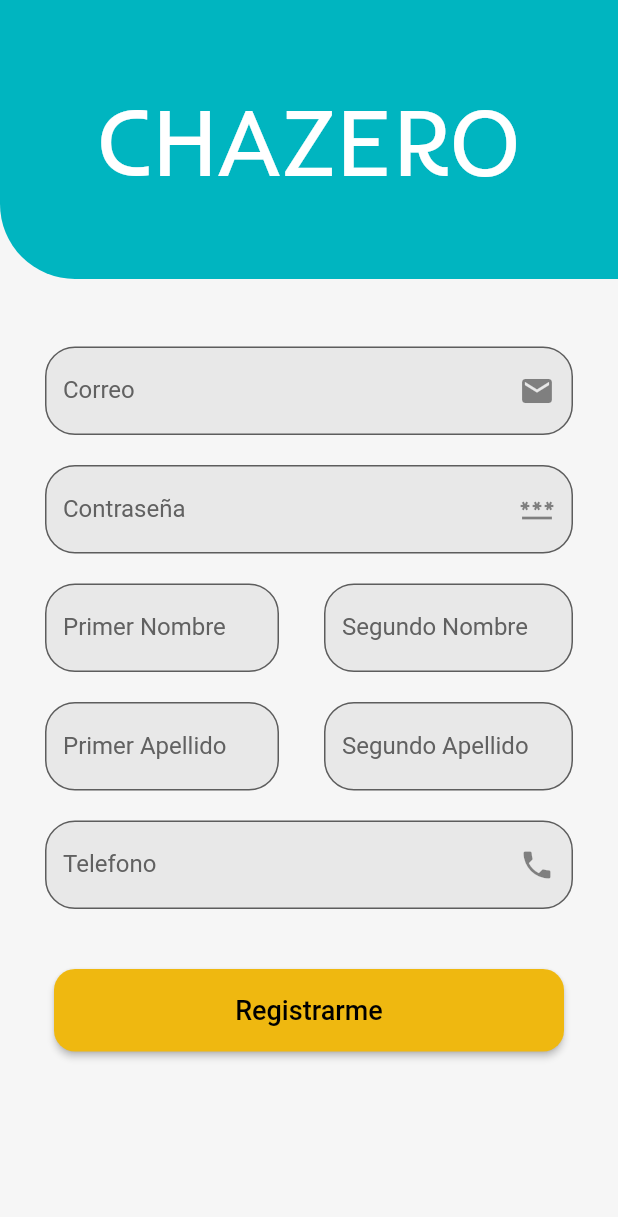
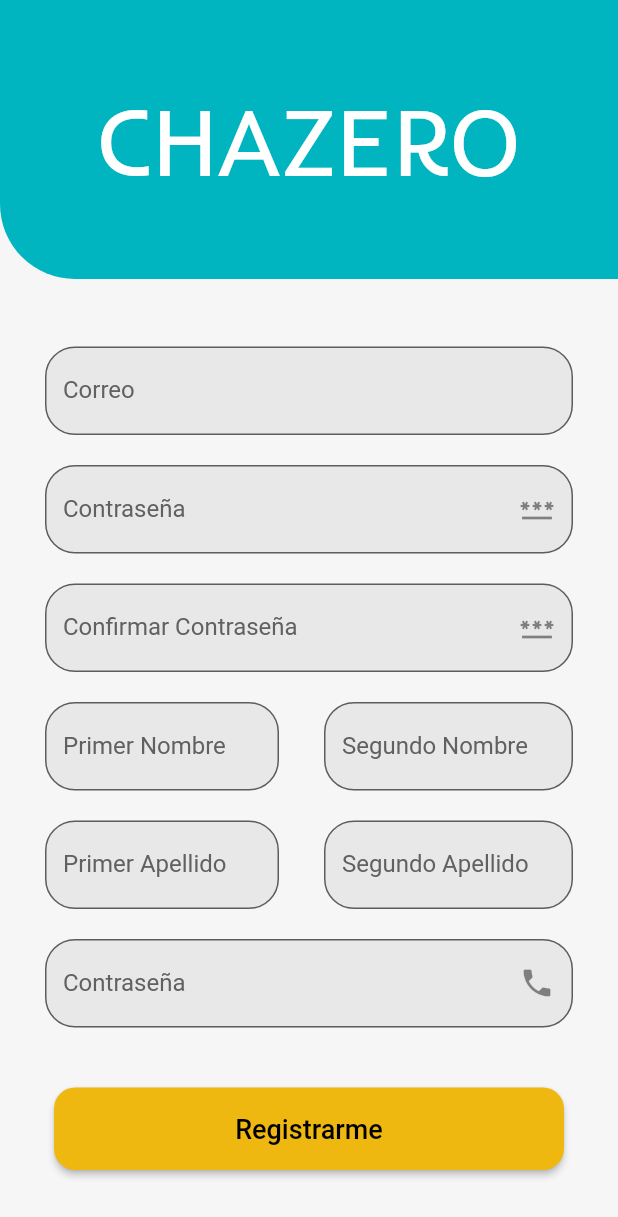
Before and after one commit to alienigena264/chazaUNApp, a Flutter app: the RegistroChazeroVista screen opened by its route, on a phone screen of 412 x 824 dp. Shown: the top 1217 px of the screen. Run offline on Flutter 3.47's test engine with Material 2 defaults, Android fonts, the phone set to English and light mode, and no system bars; our stand-ins replace cloud_firestore, email_validator, firebase_auth, firebase_core, flutter_signin_button, google_sign_in; accounts and stored records are empty.

Commit message:
EL registro del chazero ahora deberia funcionar completamente bien

```diff
--- a/lib/view/registro_chazero.dart
+++ b/lib/view/registro_chazero.dart
@@ -15,6 +15,7 @@ class _RegistroChazeroVistaState extends State<RegistroChazeroVista> {
   // controladores de todos los campos de texto
   final emailController = TextEditingController();
   final contrasenaController = TextEditingController();
+  final contrasenaConfirmacionController = TextEditingController();
   final primerNombreController = TextEditingController();
   final segundoNombreController = TextEditingController();
   final primerApellidoController = TextEditingController();
@@ -24,11 +25,28 @@ class _RegistroChazeroVistaState extends State<RegistroChazeroVista> {
 
   String? emailValidator_;
   String? contrasenaValidator_;
+  String? contrasenaConfirmacionValidator_;
   String? telefonoValidator_;
   String? primerNombreValidator_;
   String? segundoNombreValidator_;
   String? primerApellidoValidator_;
   String? segundoApellidoValidator_;
+
+  @override
+  void initState() {
+    // TODO: implement initState
+    super.initState();
+
+    emailController.addListener(emailValidator);
+    contrasenaController.addListener(contrasenaValidator);
+    contrasenaConfirmacionController
+        .addListener(contrasenaConfirmacionValidator);
+    primerNombreController.addListener(primerNombreValidator);
+    segundoNombreController.addListener(segundoNombreValidator);
+    primerApellidoController.addListener(primerApellidoValidator);
+    segundoApellidoController.addListener(segundoApellidoValidator);
+    telefonoController.addListener(telefonoValidator);
+  }
 
   @override
   Widget build(BuildContext context) {
@@ -50,18 +68,12 @@ class _RegistroChazeroVistaState extends State<RegistroChazeroVista> {
               const SizedBox(
                 height: 25,
               ),
-              largeInput("Correo", Icons.mail, false,
-                  TextInputType.emailAddress, emailValidator_, emailController),
-              largeInput("Contraseña", Icons.password, true, TextInputType.name,
-                  contrasenaValidator_, contrasenaController),
-              shortInput("Primer Nombre", "Segundo Nombre",
-                  primerNombreController, segundoNombreController,
-              primerNombreValidator_, segundoNombreValidator_),
-              shortInput("Primer Apellido", "Segundo Apellido",
-                  primerApellidoController, segundoApellidoController,
-              primerApellidoValidator_, segundoApellidoValidator_),
-              largeInput("Telefono", Icons.phone, false, TextInputType.phone,
-                  telefonoValidator_, telefonoController),
+              emailInput(),
+              contrasenaInput(),
+              contrasenaConfirmacionInput(),
+              nombres(),
+              apellidos(),
+              telefonoInput(),
               //aca debe ir el de confirmar
               const SizedBox(height: 40),
               registroButtom_()
@@ -70,74 +82,6 @@ class _RegistroChazeroVistaState extends State<RegistroChazeroVista> {
         )),
       ),
     );
-  }
-
-  Row shortInput(
-      String primerCampo,
-      String segundoCampo,
-      TextEditingController controllerPrimerCampo,
-      TextEditingController controllerSegundoCampo,
-      String? primerCampoValidator,
-      String? segundoCampovalidator) {
-    return Row(
-      children: [
-        miniButom(30, 20, primerCampo, controllerPrimerCampo, primerCampoValidator),
-        miniButom(10, 30, segundoCampo, controllerSegundoCampo, segundoCampovalidator),
-      ],
-    );
-  }
-
-  Expanded miniButom(double paddingIzq, double paddingDer, String campo,
-      TextEditingController controller, String? validator) {
-    return Expanded(
-      child: Container(
-          padding:
-              EdgeInsets.only(left: paddingIzq, right: paddingDer, top: 20),
-          child: TextFormField(
-            autovalidateMode: AutovalidateMode.onUserInteraction,
-            controller: controller,
-            validator: (value) {
-              return validator;
-            },
-            keyboardType: TextInputType.text,
-            decoration: InputDecoration(
-              filled: true,
-              fillColor: colorFondoField,
-              labelText: campo,
-              labelStyle: TextStyle(color: Colors.grey.shade700),
-              border: OutlineInputBorder(
-                borderRadius: BorderRadius.circular(20.0),
-              ),
-            ),
-          )),
-    );
-  }
-
-  Container largeInput(String label, IconData dibujo, bool oculto,
-      TextInputType teclado, String? validator,
-      TextEditingController controller) {
-    return Container(
-        margin: const EdgeInsets.only(top: 20.0),
-        padding: const EdgeInsets.only(left: 30.0, right: 30.0),
-        child: TextFormField(
-          autovalidateMode: AutovalidateMode.onUserInteraction,
-          validator: (value){
-            return validator;
-          },
-          keyboardType: teclado,
-          obscureText: oculto,
-          controller: controller,
-          decoration: InputDecoration(
-            filled: true,
-            fillColor: colorFondoField,
-            border: OutlineInputBorder(
-              borderRadius: BorderRadius.circular(20.0),
-            ),
-            labelText: label,
-            labelStyle: TextStyle(color: Colors.grey.shade700),
-            suffixIcon: Icon(dibujo),
-          ),
-        ));
   }
 
   SizedBox barraSuperior_() {
@@ -166,6 +110,209 @@ class _RegistroChazeroVistaState extends State<RegistroChazeroVista> {
     );
   }
 
+  Container emailInput() {
+    return Container(
+      margin: const EdgeInsets.only(top: 20.0),
+      padding: const EdgeInsets.only(left: 30.0, right: 30.0),
+      child: TextFormField(
+        autovalidateMode: AutovalidateMode.onUserInteraction,
+        controller: emailController,
+        validator: (val) {
+          return emailValidator_;
+        },
+        keyboardType: TextInputType.text,
+        decoration: InputDecoration(
+          filled: true,
+          fillColor: colorFondoField,
+          labelText: "Correo",
+          labelStyle: TextStyle(color: Colors.grey.shade700),
+          border: OutlineInputBorder(
+            borderRadius: BorderRadius.circular(20.0),
+          ),
+        ),
+      ),
+    );
+  }
+
+  Container contrasenaInput() {
+    return Container(
+      margin: const EdgeInsets.only(top: 20.0),
+      padding: const EdgeInsets.only(left: 30.0, right: 30.0),
+      child: TextFormField(
+        autovalidateMode: AutovalidateMode.onUserInteraction,
+        controller: contrasenaController,
+        validator: (val) {
+          return contrasenaValidator_;
+        },
+        keyboardType: TextInputType.text,
+        obscureText: true,
+        decoration: InputDecoration(
+            filled: true,
+            fillColor: colorFondoField,
+            border: OutlineInputBorder(
+              borderRadius: BorderRadius.circular(20.0),
+            ),
+            labelText: "Contraseña",
+            labelStyle: TextStyle(color: Colors.grey.shade700),
+            suffixIcon: const Icon(Icons.password)),
+      ),
+    );
+  }
+
+  Container contrasenaConfirmacionInput() {
+    return Container(
+      margin: const EdgeInsets.only(top: 20.0),
+      padding: const EdgeInsets.only(left: 30.0, right: 30.0),
+      child: TextFormField(
+        autovalidateMode: AutovalidateMode.onUserInteraction,
+        controller: contrasenaConfirmacionController,
+        validator: (val) {
+          return contrasenaConfirmacionValidator_;
+        },
+        keyboardType: TextInputType.text,
+        obscureText: true,
+        decoration: InputDecoration(
+            filled: true,
+            fillColor: colorFondoField,
+            border: OutlineInputBorder(
+              borderRadius: BorderRadius.circular(20.0),
+            ),
+            labelText: "Confirmar Contraseña",
+            labelStyle: TextStyle(color: Colors.grey.shade700),
+            suffixIcon: const Icon(Icons.password)),
+      ),
+    );
+  }
+
+  Row nombres() {
+    return Row(
+      children: [
+        Expanded(
+          child: Container(
+            padding: const EdgeInsets.only(left: 30, right: 20, top: 20),
+            child: TextFormField(
+              autovalidateMode: AutovalidateMode.onUserInteraction,
+              validator: (val) {
+                return primerNombreValidator_;
+              },
+              controller: primerNombreController,
+              keyboardType: TextInputType.text,
+              decoration: InputDecoration(
+                filled: true,
+                fillColor: colorFondoField,
+                labelText: "Primer Nombre",
+                labelStyle: TextStyle(color: Colors.grey.shade700),
+                border: OutlineInputBorder(
+                  borderRadius: BorderRadius.circular(20.0),
+                ),
+              ),
+            ),
+          ),
+        ),
+        Expanded(
+          child: Container(
+            padding: const EdgeInsets.only(left: 10, right: 30, top: 20),
+            child: TextFormField(
+              autovalidateMode: AutovalidateMode.onUserInteraction,
+              controller: segundoNombreController,
+              validator: (val) {
+                return segundoNombreValidator_;
+              },
+              keyboardType: TextInputType.text,
+              decoration: InputDecoration(
+                filled: true,
+                fillColor: colorFondoField,
+                labelText: "Segundo Nombre",
+                labelStyle: TextStyle(color: Colors.grey.shade700),
+                border: OutlineInputBorder(
+                  borderRadius: BorderRadius.circular(20.0),
+                ),
+              ),
+            ),
+          ),
+        )
+      ],
+    );
+  }
+
+  Row apellidos() {
+    return Row(
+      children: [
+        Expanded(
+          child: Container(
+            padding: const EdgeInsets.only(left: 30, right: 20, top: 20),
+            child: TextFormField(
+              autovalidateMode: AutovalidateMode.onUserInteraction,
+              controller: primerApellidoController,
+              validator: (val) {
+                return primerApellidoValidator_;
+              },
+              keyboardType: TextInputType.text,
+              decoration: InputDecoration(
+                filled: true,
+                fillColor: colorFondoField,
+                labelText: "Primer Apellido",
+                labelStyle: TextStyle(color: Colors.grey.shade700),
+                border: OutlineInputBorder(
+                  borderRadius: BorderRadius.circular(20.0),
+                ),
+              ),
+            ),
+          ),
+        ),
+        Expanded(
+          child: Container(
+            padding: const EdgeInsets.only(left: 10, right: 30, top: 20),
+            child: TextFormField(
+              autovalidateMode: AutovalidateMode.onUserInteraction,
+              controller: segundoApellidoController,
+              validator: (val) {
+                return segundoApellidoValidator_;
+              },
+              keyboardType: TextInputType.text,
+              decoration: InputDecoration(
+                filled: true,
+                fillColor: colorFondoField,
+                labelText: "Segundo Apellido",
+                labelStyle: TextStyle(color: Colors.grey.shade700),
+                border: OutlineInputBorder(
+                  borderRadius: BorderRadius.circular(20.0),
+                ),
+              ),
+            ),
+          ),
+        )
+      ],
+    );
+  }
+
+  Container telefonoInput() {
+    return Container(
+      margin: const EdgeInsets.only(top: 20.0),
+      padding: const EdgeInsets.only(left: 30.0, right: 30.0),
+      child: TextFormField(
+        autovalidateMode: AutovalidateMode.onUserInteraction,
+        controller: telefonoController,
+        validator: (val) {
+          return telefonoValidator_;
+        },
+        keyboardType: TextInputType.text,
+        obscureText: true,
+        decoration: InputDecoration(
+            filled: true,
+            fillColor: colorFondoField,
+            border: OutlineInputBorder(
+              borderRadius: BorderRadius.circular(20.0),
+            ),
+            labelText: "Contraseña",
+            labelStyle: TextStyle(color: Colors.grey.shade700),
+            suffixIcon: const Icon(Icons.phone)),
+      ),
+    );
+  }
+
+
+
   ElevatedButton registroButtom_() {
     return ElevatedButton(
         style: ElevatedButton.styleFrom(
@@ -173,32 +320,19 @@ class _RegistroChazeroVistaState extends State<RegistroChazeroVista> {
           minimumSize: const Size(340, 55),
           // double.infinity is the width and 30 is the height
           shape:
-          RoundedRectangleBorder(borderRadius: BorderRadius.circular(14.0)),
+              RoundedRectangleBorder(borderRadius: BorderRadius.circular(14.0)),
         ),
         onPressed: () async {
-          var emailResponse = await emailValidator(emailController.text);
-          var contrasenaResponse = await contrasenaValidator(contrasenaController.text);
-          var telefonoResponse = await telefonoValidator(telefonoController.text);
-          var primerNombreResponse = await nombreValidator(primerNombreController.text);
-          var segundoNombreResponse = await nombreValidator(segundoNombreController.text);
-          var primerApellidoResponse = await nombreValidator(primerApellidoController.text);
-          var segundoApellidoResponse = await nombreValidator(segundoApellidoController.text);
-
-          setState(() {
-            emailValidator_ = emailResponse;
-            contrasenaValidator_ = contrasenaResponse;
-            telefonoValidator_ = telefonoResponse;
-            primerNombreValidator_ = primerNombreResponse;
-            segundoNombreValidator_ = segundoNombreResponse;
-            primerApellidoValidator_ = primerApellidoResponse;
-            segundoApellidoValidator_ = segundoApellidoResponse;
-          });
-          if (_formKey.currentState!.validate()){
-            crearChazero(emailController.text, contrasenaController.text,
-                primerNombreController.text, segundoNombreController.text,
-                primerApellidoController.text, segundoApellidoController.text,
+          if (_formKey.currentState!.validate()) {
+            crearChazero(
+                emailController.text,
+                contrasenaController.text,
+                primerNombreController.text,
+                segundoNombreController.text,
+                primerApellidoController.text,
+                segundoApellidoController.text,
                 telefonoController.text);
-            if (context.mounted){
+            if (context.mounted) {
               await goMenu();
             }
           }
@@ -209,20 +343,20 @@ class _RegistroChazeroVistaState extends State<RegistroChazeroVista> {
         ));
   }
 
-  Future<String?> emailValidator(String? field)  async {
-
-    if (await emailExists(field)){
-      return "Este correo ya existe";
+  Future<void> emailValidator() async {
+    if (await emailExists(emailController.text)) {
+      emailValidator_ = "Este correo ya esta en uso";
+      _formKey.currentState!.validate();
+    } else if (EmailValidator.validate(emailController.text) == false) {
+      emailValidator_ = "Este correo es invalido";
+      _formKey.currentState!.validate();
+    } else {
+      emailValidator_ = null;
     }
-    else if(EmailValidator.validate(field!) == false){
-      return "Correo invalido";
-    }
-    else return null;
-
   }
 
-  Future<String?> contrasenaValidator(String? field) async {
-
+  void contrasenaValidator() {
+    contrasenaConfirmacionValidator();
     /*
     al menos una mayuscula
     al menos una minuscula
@@ -231,38 +365,79 @@ class _RegistroChazeroVistaState extends State<RegistroChazeroVista> {
     minimo 8 caracteres
      */
     RegExp regex =
-    RegExp(r'^(?=.*?[A-Z])(?=.*?[a-z])(?=.*?[0-9])(?=.*?[!@#\$&*~]).{8,}$');
-    if (field!.isEmpty){
-      return "Por favor ingrese su contrasena";
-    } else if (!regex.hasMatch(field)){
-      return "Ingrese una contrasena valida";
-    }
-    else {
-      return null;
+        RegExp(r'^(?=.*?[A-Z])(?=.*?[a-z])(?=.*?[0-9])(?=.*?[!@#\$&*~]).{8,}$');
+    if (contrasenaController.text.isEmpty) {
+      contrasenaValidator_ = "Por favor ingrese su contrasena";
+      _formKey.currentState!.validate();
+    } else if (!regex.hasMatch(contrasenaController.text)) {
+      contrasenaValidator_ = "Ingrese una contrasena valida";
+      _formKey.currentState!.validate();
+    } else {
+      contrasenaValidator_ = null;
     }
   }
 
-  Future<String?> telefonoValidator(String? field) async {
-    if (field!.isEmpty){
-      return "Por favor ingrese su numero";
-    }
-    else if (field.length != 10){
-      return "Ingrese un numero valido";
-    }
-    else {
-      return null;
+  void contrasenaConfirmacionValidator() {
+    if (contrasenaConfirmacionController.text != contrasenaController.text) {
+      contrasenaConfirmacionValidator_ = "Por favor confirme su contrasena";
+      _formKey.currentState!.validate();
+    } else {
+      contrasenaConfirmacionValidator_ = null;
     }
   }
 
-  Future<String?> nombreValidator(String? field) async{
-    RegExp regExp = RegExp(r"^[a-zA-Z]+$");
-    if (field!.isEmpty){
-      return "Por favor ingrese su nombre";
-    }
-    else if (!regExp.hasMatch(field)){
-      "Ingrese un nombre valido";
+  void telefonoValidator() {
+    if (telefonoController.text.isEmpty) {
+      telefonoValidator_ = "Por favor ingrese su numero";
+    } else if (telefonoController.text.length != 10) {
+      telefonoValidator_ = "Ingrese un numero valido";
+    } else {
+      telefonoValidator_ = null;
     }
   }
+
+  void primerNombreValidator() {
+    RegExp regExp = RegExp(r"^[a-zA-Z]+$");
+    if (primerNombreController.text.isEmpty) {
+      primerNombreValidator_ = "Ingrese su nombre";
+    } else if (!regExp.hasMatch(primerNombreController.text)) {
+      primerNombreValidator_ = "Ingrese un nombre valido";
+    } else {
+      primerNombreValidator_ = null;
+    }
+  }
+
+  void segundoNombreValidator() {
+    RegExp regExp = RegExp(r"^[a-zA-Z]+$");
+    if (!regExp.hasMatch(primerNombreController.text)) {
+      segundoNombreValidator_ = "Ingrese un nombre valido";
+    } else {
+      segundoNombreValidator_ = null;
+    }
+  }
+
+  void primerApellidoValidator() {
+    RegExp regExp = RegExp(r"^[a-zA-Z]+$");
+    if (primerApellidoController.text.isEmpty) {
+      primerApellidoValidator_ = "Ingrese su apellido";
+    } else if (!regExp.hasMatch(primerApellidoController.text)) {
+      primerApellidoValidator_ = "Ingrese un apellido valido";
+    } else {
+      primerApellidoValidator_ = null;
+    }
+  }
+
+  void segundoApellidoValidator() {
+    RegExp regExp = RegExp(r"^[a-zA-Z]+$");
+    if (segundoApellidoController.text.isEmpty) {
+      segundoApellidoValidator_ = "Ingrese su apellido";
+    } else if (!regExp.hasMatch(segundoApellidoController.text)) {
+      segundoApellidoValidator_ = "Ingrese un apellido valido";
+    } else {
+      segundoApellidoValidator_ = null;
+    }
+  }
+
   goMenu() async {
     //Vuelve al inicio y borra lo anterior(login, registro y trabajador) para que no se pueda regresar al registro una vez ingresado,
     Navigator.pushAndRemoveUntil(
@@ -271,9 +446,7 @@ class _RegistroChazeroVistaState extends State<RegistroChazeroVista> {
         builder: (BuildContext context) => const MenuChazeroVista(),
       ),
       //Esta funcion es para decidir hasta donde hacer pop, ej: ModalRoute.withName('/'));, como está ahí borra todoo
-          (_) => false,
+      (_) => false,
     );
   }
-
-
 }
```
Also changed, not shown: 1 other file.
